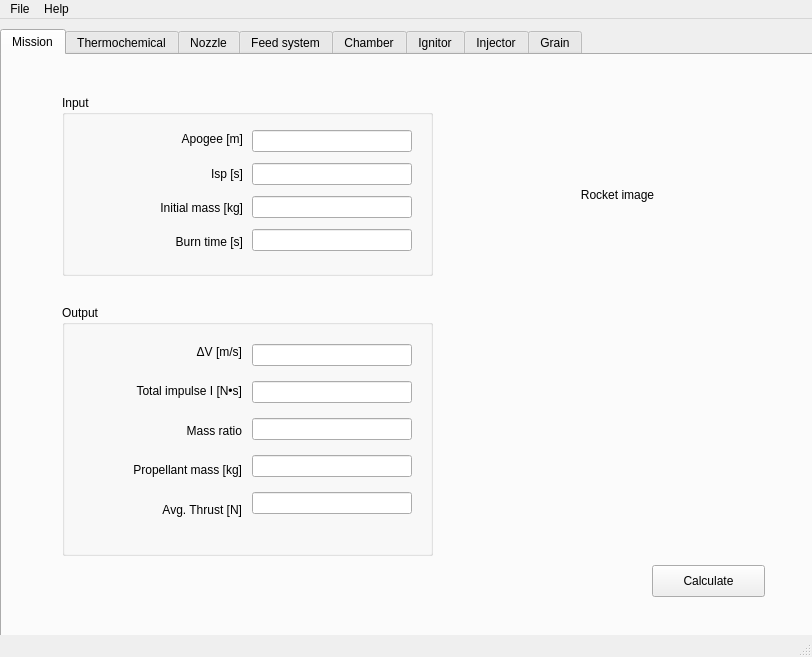
This is rocket_designer.ui in shohei/rocket_designer as Qt 5 draws it before an edit. The edited form follows.
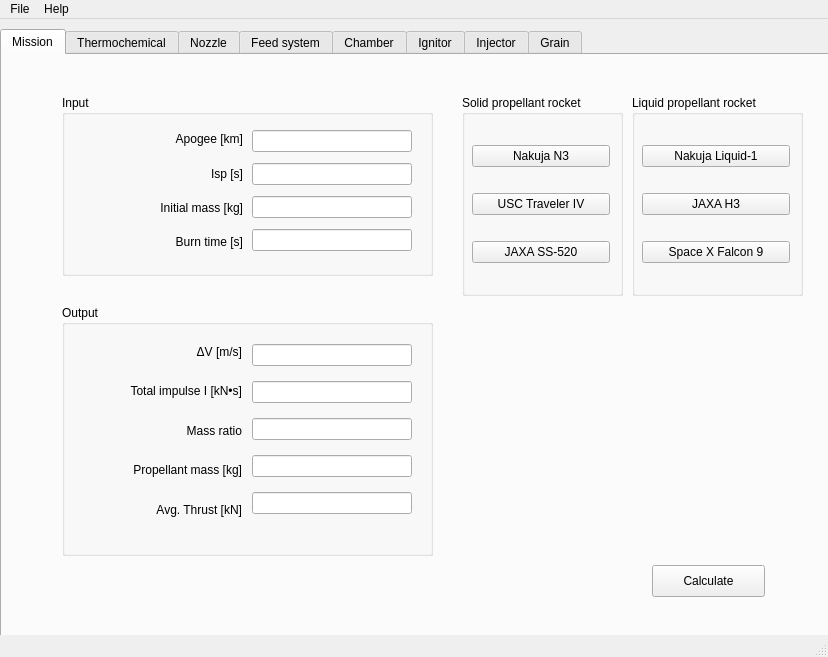
This is the edited form. Custom widgets are drawn as their Qt base class.

Patch:
```diff
--- a/rocket_designer.ui
+++ b/rocket_designer.ui
@@ -6,7 +6,7 @@
    <rect>
     <x>0</x>
     <y>0</y>
-    <width>812</width>
+    <width>828</width>
     <height>657</height>
    </rect>
   </property>
@@ -22,7 +22,7 @@
      <rect>
       <x>0</x>
       <y>10</y>
-      <width>821</width>
+      <width>831</width>
       <height>621</height>
      </rect>
     </property>
@@ -77,7 +77,7 @@
            <enum>Qt::LeftToRight</enum>
           </property>
           <property name="text">
-           <string>Apogee [m]</string>
+           <string>Apogee [km]</string>
           </property>
           <property name="alignment">
            <set>Qt::AlignRight|Qt::AlignTrailing|Qt::AlignVCenter</set>
@@ -203,7 +203,7 @@
         <item>
          <widget class="QLabel" name="label_3">
           <property name="text">
-           <string>Total impulse I [N•s]</string>
+           <string>Total impulse I [kN•s]</string>
           </property>
           <property name="alignment">
            <set>Qt::AlignRight|Qt::AlignTrailing|Qt::AlignVCenter</set>
@@ -233,7 +233,7 @@
         <item>
          <widget class="QLabel" name="label_7">
           <property name="text">
-           <string>Avg. Thrust [N]</string>
+           <string>Avg. Thrust [kN]</string>
           </property>
           <property name="alignment">
            <set>Qt::AlignRight|Qt::AlignTrailing|Qt::AlignVCenter</set>
@@ -243,30 +243,97 @@
        </layout>
       </widget>
      </widget>
-     <widget class="QLabel" name="label">
+     <widget class="QGroupBox" name="groupBox_3">
       <property name="geometry">
        <rect>
         <x>460</x>
         <y>40</y>
-        <width>311</width>
+        <width>161</width>
         <height>201</height>
        </rect>
       </property>
-      <property name="lineWidth">
-       <number>0</number>
+      <property name="title">
+       <string>Solid propellant rocket</string>
       </property>
-      <property name="text">
-       <string>&lt;html&gt;&lt;head/&gt;&lt;body&gt;&lt;p&gt;Rocket image&lt;/p&gt;&lt;/body&gt;&lt;/html&gt;</string>
+      <widget class="QWidget" name="verticalLayoutWidget_5">
+       <property name="geometry">
+        <rect>
+         <x>10</x>
+         <y>30</y>
+         <width>138</width>
+         <height>161</height>
+        </rect>
+       </property>
+       <layout class="QVBoxLayout" name="verticalLayout_5">
+        <item>
+         <widget class="QPushButton" name="nakuja_n3_button">
+          <property name="text">
+           <string>Nakuja N3</string>
+          </property>
+         </widget>
+        </item>
+        <item>
+         <widget class="QPushButton" name="usc_traveler4_button">
+          <property name="text">
+           <string>USC Traveler IV</string>
+          </property>
+         </widget>
+        </item>
+        <item>
+         <widget class="QPushButton" name="jaxa_ss520_button">
+          <property name="text">
+           <string>JAXA SS-520</string>
+          </property>
+         </widget>
+        </item>
+       </layout>
+      </widget>
+     </widget>
+     <widget class="QGroupBox" name="groupBox_4">
+      <property name="geometry">
+       <rect>
+        <x>630</x>
+        <y>40</y>
+        <width>171</width>
+        <height>201</height>
+       </rect>
       </property>
-      <property name="textFormat">
-       <enum>Qt::AutoText</enum>
+      <property name="title">
+       <string>Liquid propellant rocket</string>
       </property>
-      <property name="alignment">
-       <set>Qt::AlignCenter</set>
-      </property>
-      <property name="wordWrap">
-       <bool>false</bool>
-      </property>
+      <widget class="QWidget" name="verticalLayoutWidget_6">
+       <property name="geometry">
+        <rect>
+         <x>10</x>
+         <y>30</y>
+         <width>148</width>
+         <height>161</height>
+        </rect>
+       </property>
+       <layout class="QVBoxLayout" name="verticalLayout_6">
+        <item>
+         <widget class="QPushButton" name="nakuja_liquid1_button">
+          <property name="text">
+           <string>Nakuja Liquid-1</string>
+          </property>
+         </widget>
+        </item>
+        <item>
+         <widget class="QPushButton" name="jaxa_h3_button">
+          <property name="text">
+           <string>JAXA H3</string>
+          </property>
+         </widget>
+        </item>
+        <item>
+         <widget class="QPushButton" name="spacex_falcon9_button">
+          <property name="text">
+           <string>Space X Falcon 9</string>
+          </property>
+         </widget>
+        </item>
+       </layout>
+      </widget>
      </widget>
     </widget>
     <widget class="QWidget" name="thermoTab">
@@ -322,7 +389,7 @@
     <rect>
      <x>0</x>
      <y>0</y>
-     <width>812</width>
+     <width>828</width>
      <height>24</height>
     </rect>
    </property>
```
